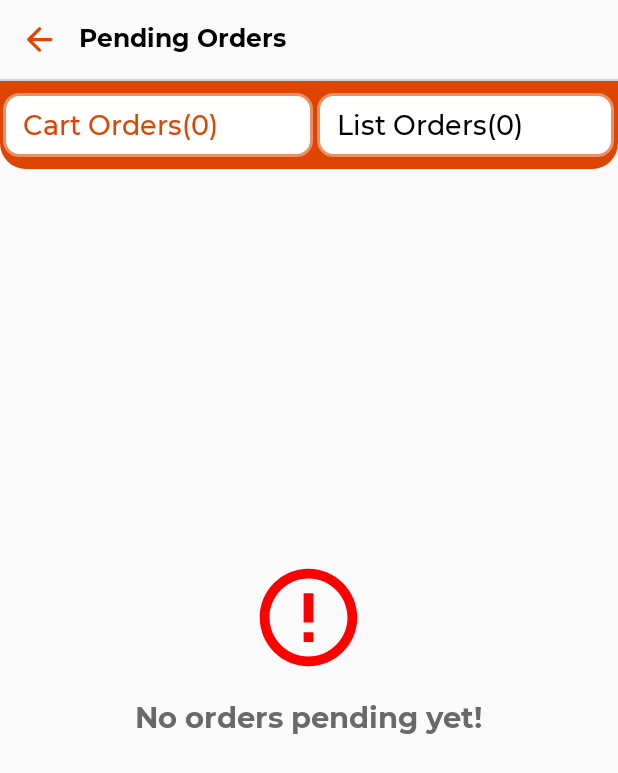
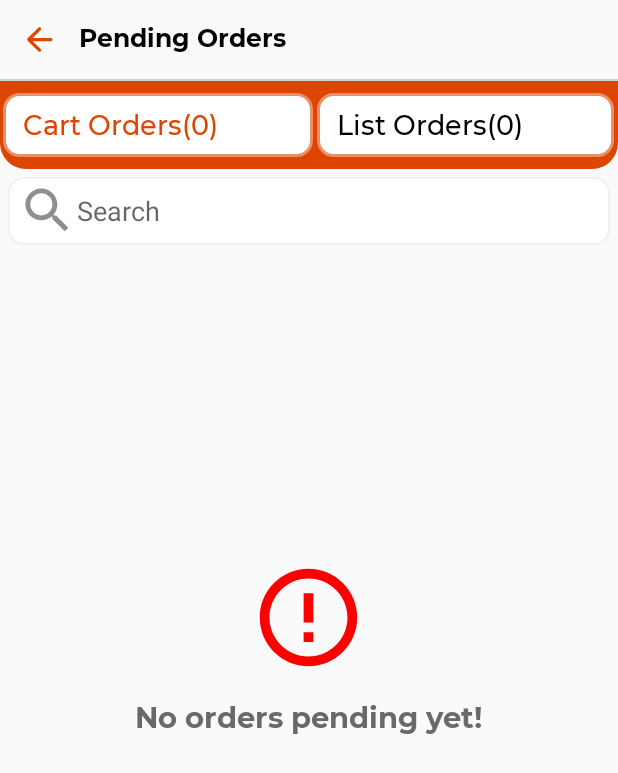
Before and after one commit to shaquib4/Localzes, an Android app: the SellerOrdersActivity screen opened directly, with no data from a screen before it, on a phone screen of 412 x 824 dp. Shown: the top 773 px of the screen. Run offline under Robolectric (Android 15) with nearby library versions, the phone set to English and light mode, and no system bars; our stand-ins replace Firebase (no records; nobody signed in at launch, a user with empty details on screens opened directly), sdp/ssp sizes.

Commit message:
changes made now

```diff
--- a/app/src/main/java/com/example/localzes/IntroSliderActivity.kt
+++ b/app/src/main/java/com/example/localzes/IntroSliderActivity.kt
@@ -39,8 +39,7 @@ class IntroSliderActivity : AppCompatActivity() {
         listOf(
             IntroSlide(R.drawable.register),
             IntroSlide(R.drawable.seller),
-            IntroSlide(R.drawable.customer),
-            IntroSlide(R.drawable.deliver)
+            IntroSlide(R.drawable.customer)
         )
     )
 
--- a/app/src/main/res/layout/activity_seller_orders.xml
+++ b/app/src/main/res/layout/activity_seller_orders.xml
@@ -41,79 +41,107 @@
                 android:layout_height="1dp"
                 android:layout_below="@id/imgBackPending"
                 android:background="#d3d3d3" />
+
             <LinearLayout
 
-                android:layout_below="@+id/v1"
-                android:orientation="horizontal"
                 android:id="@+id/rl_create"
                 android:layout_width="match_parent"
                 android:layout_height="@dimen/_45sdp"
-                android:weightSum="2"
-                android:background="@drawable/border">
+                android:layout_below="@+id/v1"
+                android:background="@drawable/border"
+                android:orientation="horizontal"
+                android:weightSum="2">
+
                 <RelativeLayout
-                    android:layout_marginStart="2sp"
                     android:id="@+id/rl_cartPending"
                     android:layout_width="wrap_content"
+                    android:layout_height="@dimen/_33sdp"
                     android:layout_gravity="center"
-                    android:layout_height="@dimen/_33sdp"
-                    android:background="@drawable/stroke_solid_btn"
-                    android:layout_weight="1">
+                    android:layout_marginStart="2sp"
+                    android:layout_weight="1"
+                    android:background="@drawable/stroke_solid_btn">
+
                     <TextView
                         android:id="@+id/txtCartPending"
                         android:layout_width="wrap_content"
                         android:layout_height="wrap_content"
-                        android:fontFamily="@font/montserrat_medium"
-                        android:textColor="#000"
-                        android:textSize="@dimen/_14ssp"
                         android:layout_centerVertical="true"
                         android:layout_marginStart="@dimen/_10sdp"
-                        android:text="Cart Orders"/>
+                        android:fontFamily="@font/montserrat_medium"
+                        android:text="Cart Orders"
+                        android:textColor="#000"
+                        android:textSize="@dimen/_14ssp" />
+
                     <TextView
-                        android:layout_toEndOf="@+id/txtCartPending"
+                        android:id="@+id/cartPendingNo"
                         android:layout_width="wrap_content"
                         android:layout_height="wrap_content"
-                        android:id="@+id/cartPendingNo"
-                        android:fontFamily="@font/montserrat_medium"
-                        android:textColor="#000"
-                        android:textSize="@dimen/_14ssp"
                         android:layout_centerVertical="true"
                         android:layout_marginEnd="@dimen/_2sdp"
+                        android:layout_toEndOf="@+id/txtCartPending"
+                        android:fontFamily="@font/montserrat_medium"
+                        android:text="(1000)"
+                        android:textColor="#000"
 
-                        android:text="(1000)"/>
+                        android:textSize="@dimen/_14ssp" />
                 </RelativeLayout>
+
                 <RelativeLayout
+                    android:id="@+id/rl_listPending"
+                    android:layout_width="wrap_content"
+                    android:layout_height="@dimen/_33sdp"
+                    android:layout_gravity="center"
                     android:layout_marginStart="@dimen/_2sdp"
                     android:layout_marginEnd="@dimen/_2sdp"
-                    android:id="@+id/rl_listPending"
-                    android:layout_width="wrap_content"
-                    android:layout_gravity="center"
-                    android:layout_height="@dimen/_33sdp"
-                    android:background="@drawable/stroke_solid_btn"
-                    android:layout_weight="1">
+                    android:layout_weight="1"
+                    android:background="@drawable/stroke_solid_btn">
+
                     <TextView
                         android:id="@+id/txtlistPending"
                         android:layout_width="wrap_content"
                         android:layout_height="wrap_content"
-                        android:fontFamily="@font/montserrat_medium"
-                        android:textColor="#000"
-                        android:textSize="@dimen/_14ssp"
                         android:layout_centerVertical="true"
                         android:layout_marginStart="@dimen/_10sdp"
-                        android:text="List Orders"/>
+                        android:fontFamily="@font/montserrat_medium"
+                        android:text="List Orders"
+                        android:textColor="#000"
+                        android:textSize="@dimen/_14ssp" />
+
                     <TextView
-                        android:layout_toEndOf="@+id/txtlistPending"
+                        android:id="@+id/listPendingNo"
                         android:layout_width="wrap_content"
                         android:layout_height="wrap_content"
-                        android:id="@+id/listPendingNo"
+                        android:layout_centerVertical="true"
+                        android:layout_toEndOf="@+id/txtlistPending"
                         android:fontFamily="@font/montserrat_medium"
+                        android:text="(1000)"
                         android:textColor="#000"
-                        android:textSize="@dimen/_14ssp"
-                        android:layout_centerVertical="true"
-
-                        android:text="(1000)"/>
+                        android:textSize="@dimen/_14ssp" />
                 </RelativeLayout>
             </LinearLayout>
         </RelativeLayout>
+
+        <EditText
+            android:id="@+id/search_act_Pending"
+            android:layout_width="match_parent"
+            android:layout_height="@dimen/_35sdp"
+            android:layout_below="@id/rl_top"
+            android:layout_margin="5dp"
+            android:background="@drawable/bg_product_shop"
+            android:drawableStart="@drawable/ic_search"
+            android:hint="Search"
+            android:paddingStart="@dimen/_5sdp" />
+
+        <EditText
+            android:id="@+id/search_act_Pending1"
+            android:layout_width="match_parent"
+            android:layout_height="@dimen/_35sdp"
+            android:layout_below="@id/rl_top"
+            android:layout_margin="5dp"
+            android:background="@drawable/bg_product_shop"
+            android:drawableStart="@drawable/ic_search"
+            android:hint="Search"
+            android:paddingStart="@dimen/_5sdp" />
 
         <RelativeLayout
             android:id="@+id/rl_Pending_Orders"
```
Also changed, not shown: app/src/main/java/com/example/localzes/SellerOrdersActivity.kt (+123 -9 lines).
